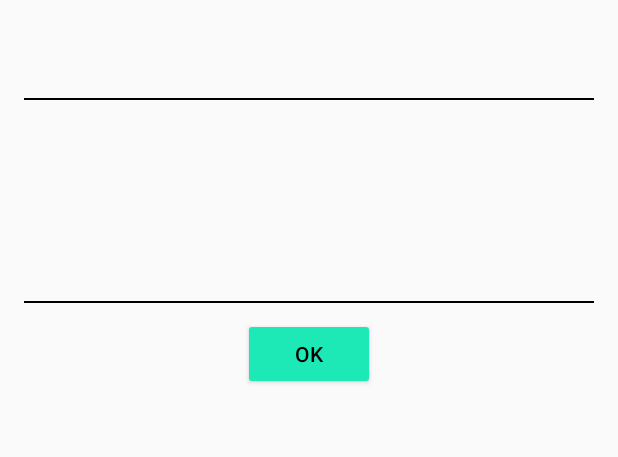
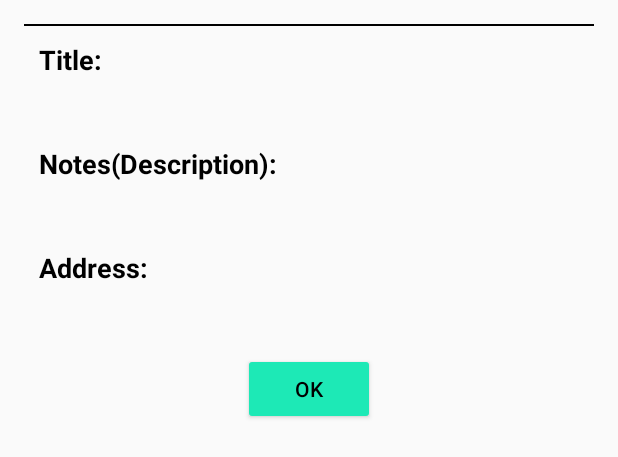
Before and after one commit to AqeelMirza/LandmarkRemark, an Android app: the layout custom_dialog.xml on its own in the app's theme, with its tools: preview values and no code run, on a phone screen of 412 x 824 dp. Shown: the top 457 px of the screen. Run offline under Robolectric (Android 15) with nearby library versions, the phone set to English and light mode, and no system bars.

Commit message:
View Notes On Maps Added

```diff
--- a/app/src/main/java/com/landmarkremark/AddNewNoteActivity.java
+++ b/app/src/main/java/com/landmarkremark/AddNewNoteActivity.java
@@ -56,7 +56,7 @@ public class AddNewNoteActivity extends AppCompatActivity {
     private void setNameAndAddress() {
         address = getAddress(location);
         activityAddNewNoteBinding.addMarkerNameHeader.setText(String.format("%s: %s", getString(R.string.name), Utils.username));
-        activityAddNewNoteBinding.addMarkerAddressTv.setText(String.format("%s: %s", getString(R.string.address), address));
+        activityAddNewNoteBinding.addMarkerAddressTv.setText(String.format("%s %s", getString(R.string.address), address));
     }
 
     //getting the location Object from prev fragment
--- a/app/src/main/java/com/landmarkremark/adapter/AdapterAllMarkers.java
+++ b/app/src/main/java/com/landmarkremark/adapter/AdapterAllMarkers.java
@@ -37,9 +37,9 @@ public class AdapterAllMarkers extends RecyclerView.Adapter<AdapterAllMarkers.Vi
 
     @Override
     public void onBindViewHolder(AdapterAllMarkers.ViewHolder holder, final int position) {
-        holder.recviewItemsBinding.itemTitle.setText(String.format("%s: %s", context.getString(R.string.title), markedNotes.get(position).getTitle()));
-        holder.recviewItemsBinding.itemAddress.setText(String.format("%s: %s", context.getString(R.string.address), markedNotes.get(position).getAddress()));
-        holder.recviewItemsBinding.itemUsername.setText(String.format("%s: %s", context.getString(R.string.name), markedNotes.get(position).getUserName()));
+        holder.recviewItemsBinding.itemTitle.setText(String.format("%s %s", context.getString(R.string.title), markedNotes.get(position).getTitle()));
+        holder.recviewItemsBinding.itemAddress.setText(String.format("%s %s", context.getString(R.string.address), markedNotes.get(position).getAddress()));
+        holder.recviewItemsBinding.itemUsername.setText(markedNotes.get(position).getUserName());
         holder.recviewItemsBinding.itemCardView.setOnClickListener(view -> {
             //calling custom dialog to display Notes
             CustomDialog customDialog = new CustomDialog(context);
--- a/app/src/main/java/com/landmarkremark/utils/Utils.java
+++ b/app/src/main/java/com/landmarkremark/utils/Utils.java
@@ -22,6 +22,7 @@ public class Utils {
     public static final String MarkedNote = "markedNote";
     public static final String home_label = "Home";
     public static final String myLandmarks_label = "My Landmarks";
+    public static final String allLandmarks_label = "All Landmarks On Map";
     public static final String users = "users";
     public static String username;
 
--- a/app/src/main/res/layout/custom_dialog.xml
+++ b/app/src/main/res/layout/custom_dialog.xml
@@ -5,45 +5,73 @@
     android:orientation="vertical"
     android:padding="@dimen/activity_vertical_margin">
 
-    <TextView
-        android:id="@+id/addMarker_name_tv"
-        android:layout_width="match_parent"
-        android:layout_height="wrap_content"
-        android:padding="@dimen/ten_margin"
-        android:textAppearance="@style/TextAppearance.AppCompat.Large"
-        android:textColor="@color/colorPrimary" />
-
     <View
         android:layout_width="match_parent"
         android:layout_height="1dp"
         android:background="@color/black"></View>
 
+    <LinearLayout
+        android:layout_width="match_parent"
+        android:layout_height="wrap_content"
+        android:orientation="vertical"
+        android:padding="@dimen/ten_margin">
+
+        <TextView
+            android:layout_width="wrap_content"
+            android:layout_height="match_parent"
+            android:text="@string/title"
+            android:textAppearance="@style/TextAppearance.AppCompat.Medium"
+            android:textStyle="bold" />
+
         <TextView
             android:id="@+id/addMarker_title_tv"
+            android:layout_width="wrap_content"
+            android:layout_height="wrap_content"
+            android:textAppearance="@style/TextAppearance.AppCompat.Medium"/>
+
+    </LinearLayout>
+
+    <LinearLayout
         android:layout_width="match_parent"
         android:layout_height="wrap_content"
-        android:padding="@dimen/ten_margin"
-        android:textAppearance="@style/TextAppearance.AppCompat.Medium" />
+        android:orientation="vertical"
+        android:padding="@dimen/ten_margin">
+
+        <TextView
+            android:layout_width="wrap_content"
+            android:layout_height="match_parent"
+            android:text="@string/notes"
+            android:textAppearance="@style/TextAppearance.AppCompat.Medium"
+            android:textStyle="bold" />
 
         <TextView
             android:id="@+id/addMarker_desc_tv"
+            android:layout_width="wrap_content"
+            android:layout_height="wrap_content"
+            android:textAppearance="@style/TextAppearance.AppCompat.Medium" />
+
+    </LinearLayout>
+
+    <LinearLayout
         android:layout_width="match_parent"
         android:layout_height="wrap_content"
-        android:padding="@dimen/ten_margin"
-        android:textAppearance="@style/TextAppearance.AppCompat.Medium" />
+        android:orientation="vertical"
+        android:padding="@dimen/ten_margin">
 
+        <TextView
+            android:layout_width="wrap_content"
+            android:layout_height="match_parent"
+            android:text="@string/address"
+            android:textAppearance="@style/TextAppearance.AppCompat.Medium"
+            android:textStyle="bold" />
 
         <TextView
             android:id="@+id/addMarker_addr_tv"
-        android:layout_width="match_parent"
+            android:layout_width="wrap_content"
             android:layout_height="wrap_content"
-        android:padding="@dimen/ten_margin"
             android:textAppearance="@style/TextAppearance.AppCompat.Medium" />
+    </LinearLayout>
 
-    <View
-        android:layout_width="match_parent"
-        android:layout_height="1dp"
-        android:background="@color/black"></View>
 
     <Button
         android:id="@+id/addMarker_btn"
--- a/app/src/main/res/menu/activity_main_drawer.xml
+++ b/app/src/main/res/menu/activity_main_drawer.xml
@@ -13,8 +13,12 @@
             android:icon="@drawable/ic_location_on_24"
             android:title="@string/menu_mymarkers" />
         <item
+            android:id="@+id/nav_allMarkers_onMap"
+            android:icon="@drawable/ic_map_24"
+            android:title="@string/menu_allmarkers_onmap" />
+        <item
             android:id="@+id/nav_allMarkers"
-            android:icon="@drawable/ic_map_24"
+            android:icon="@drawable/ic_list_all"
             android:title="@string/menu_allmarker" />
     </group>
 </menu>
--- a/app/src/main/res/navigation/mobile_navigation.xml
+++ b/app/src/main/res/navigation/mobile_navigation.xml
@@ -18,6 +18,12 @@
         tools:layout="@layout/activity_maps" />
 
     <fragment
+        android:id="@+id/nav_allMarkers_onMap"
+        android:name="com.landmarkremark.ui.home.MapsFragment"
+        android:label="@string/menu_allmarkers_onmap"
+        tools:layout="@layout/activity_maps" />
+
+    <fragment
         android:id="@+id/nav_allMarkers"
         android:name="com.landmarkremark.ui.allmarkers.FragmentAllMarkers"
         android:label="@string/menu_allmarker"
--- a/app/src/main/res/values/strings.xml
+++ b/app/src/main/res/values/strings.xml
@@ -12,15 +12,16 @@
     <!--Nav-->
     <string name="menu_home">Home</string>
     <string name="menu_mymarkers">My Landmarks</string>
+    <string name="menu_allmarkers_onmap">All Landmarks On Map</string>
     <string name="menu_allmarker">All Landmarks</string>
 
     <!--Add Marker-->
     <string name="ok">OK</string>
     <string name="submit">Submit</string>
     <string name="name">Name</string>
-    <string name="address">Address</string>
-    <string name="title">Title</string>
-    <string name="notes">Notes(Description)</string>
+    <string name="address">Address: </string>
+    <string name="title">Title: </string>
+    <string name="notes">Notes(Description): </string>
 
     <!--Facebook App ID-->
     <string name="facebook_app_id">2878840682225573</string>
--- a/app/src/main/res/values/styles.xml
+++ b/app/src/main/res/values/styles.xml
@@ -14,7 +14,7 @@
     </style>
 
     <!--Custom Dialog Style-->
-    <style name="Dialog" parent="Theme.AppCompat.Dialog">
+    <style name="Dialog" parent="Theme.AppCompat.Light.Dialog">
         <item name="android:windowNoTitle">false</item>
         <item name="android:windowIsFloating">true</item>
     </style>
```
Also changed, not shown: app/src/main/java/com/landmarkremark/LoginActivity.java (+11 -8 lines), app/src/main/java/com/landmarkremark/MainActivity.java (+2 -5 lines), app/src/main/java/com/landmarkremark/ui/home/MapsFragment.java (+22 -5 lines), app/src/main/java/com/landmarkremark/utils/CustomDialog.java (+10 -15 lines), app/src/main/res/drawable/ic_list_all.xml (added, +10 -0 lines), app/src/main/res/layout/recview_items.xml (+6 -4 lines). Lines whose indentation alone changed are shown as unchanged.
